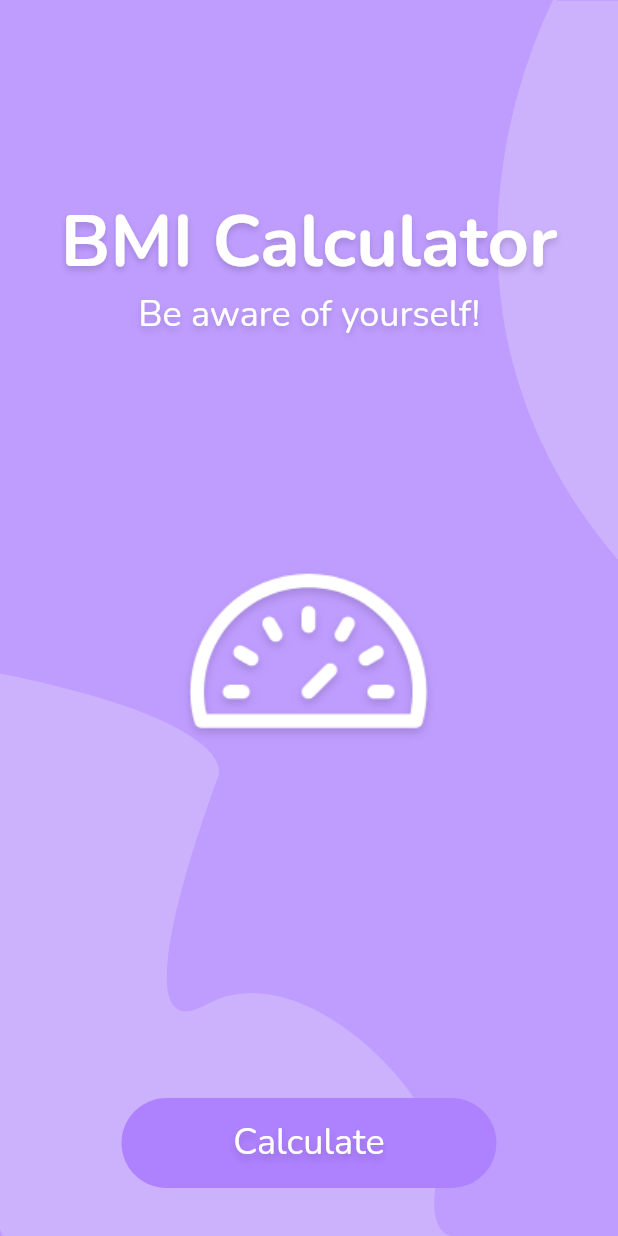
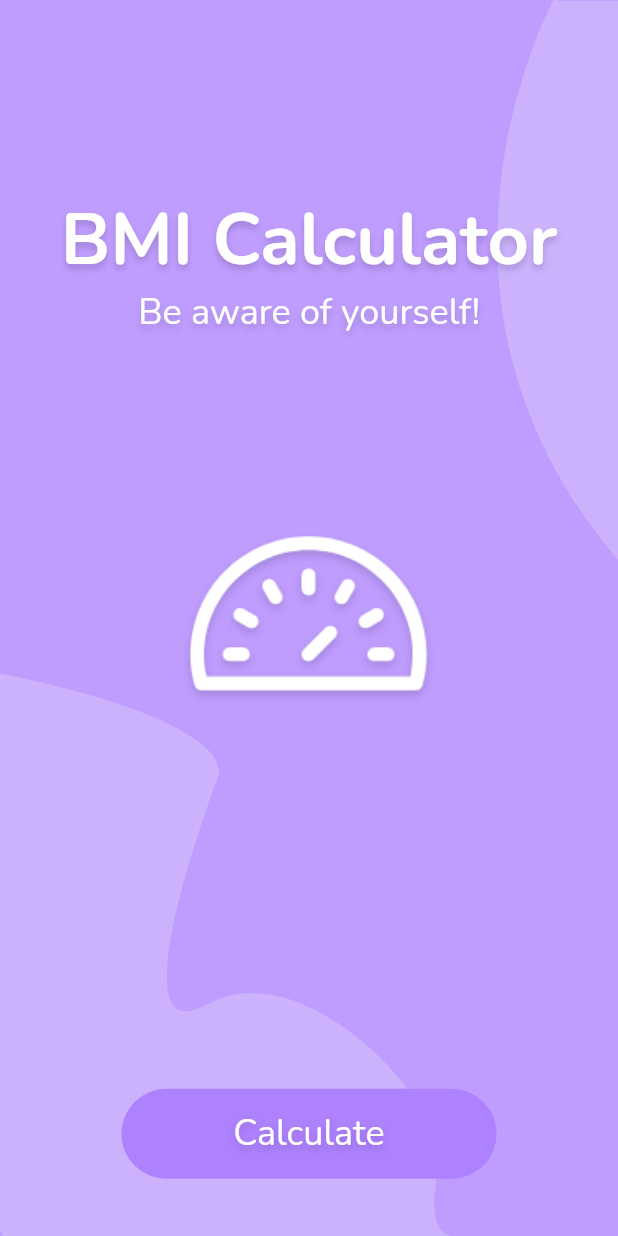
Before and after one commit to wojtekoziol/bmi_calculator, a Flutter app: the screen it shows after launch, on a phone screen of 412 x 824 dp. Run offline on Flutter 3.47's test engine with Material 2 defaults, Android fonts, the phone set to English and light mode, and no system bars; our stand-ins replace flutter_svg.

Commit message:
Finish home screen and make minor changes

```diff
--- a/lib/components/animated_button.dart
+++ b/lib/components/animated_button.dart
@@ -1,5 +1,4 @@
 import 'package:flutter/material.dart';
-import 'package:flutter/scheduler.dart';
 
 class AnimatedButton extends StatefulWidget {
   const AnimatedButton({
@@ -41,9 +40,9 @@ class _AnimatedButtonState extends State<AnimatedButton>
   @override
   Widget build(BuildContext context) {
     return GestureDetector(
-      onTap: () async {
+      onTapDown: (details) async {
         await _animationController.forward();
-        await _animationController.reverse();
+        _animationController.reverse();
       },
       child: AnimatedBuilder(
         animation: _fadeAnimation,
--- a/lib/screens/home_screen.dart
+++ b/lib/screens/home_screen.dart
@@ -17,10 +17,10 @@ class HomeScreen extends StatelessWidget {
             alignment: Alignment.bottomLeft,
             child: SvgPicture.asset('assets/svgs/purple-2.svg'),
           ),
-          Padding(
-            padding: const EdgeInsets.only(top: 128),
-            child: Align(
+          Align(
+            alignment: const Alignment(0, -0.65),
             child: Column(
+              mainAxisSize: MainAxisSize.min,
               children: [
                 Text(
                   'BMI Calculator',
@@ -56,18 +56,12 @@ class HomeScreen extends StatelessWidget {
               ],
             ),
           ),
-          ),
-          Padding(
-            padding: const EdgeInsets.only(top: 50),
-            child: Align(
+          Align(
             alignment: Alignment.center,
             child: Image.asset('assets/pngs/bmi.png'),
           ),
-          ),
-          Padding(
-            padding: const EdgeInsets.only(bottom: 32),
-            child: Align(
-              alignment: Alignment.bottomCenter,
+          Align(
+            alignment: const Alignment(0, 0.9),
             child: AnimatedButton(
               onPressed: () {},
               height: 60,
@@ -90,7 +84,6 @@ class HomeScreen extends StatelessWidget {
               ),
             ),
           ),
-          ),
         ],
       ),
     );
```
Lines whose indentation alone changed are shown as unchanged.
